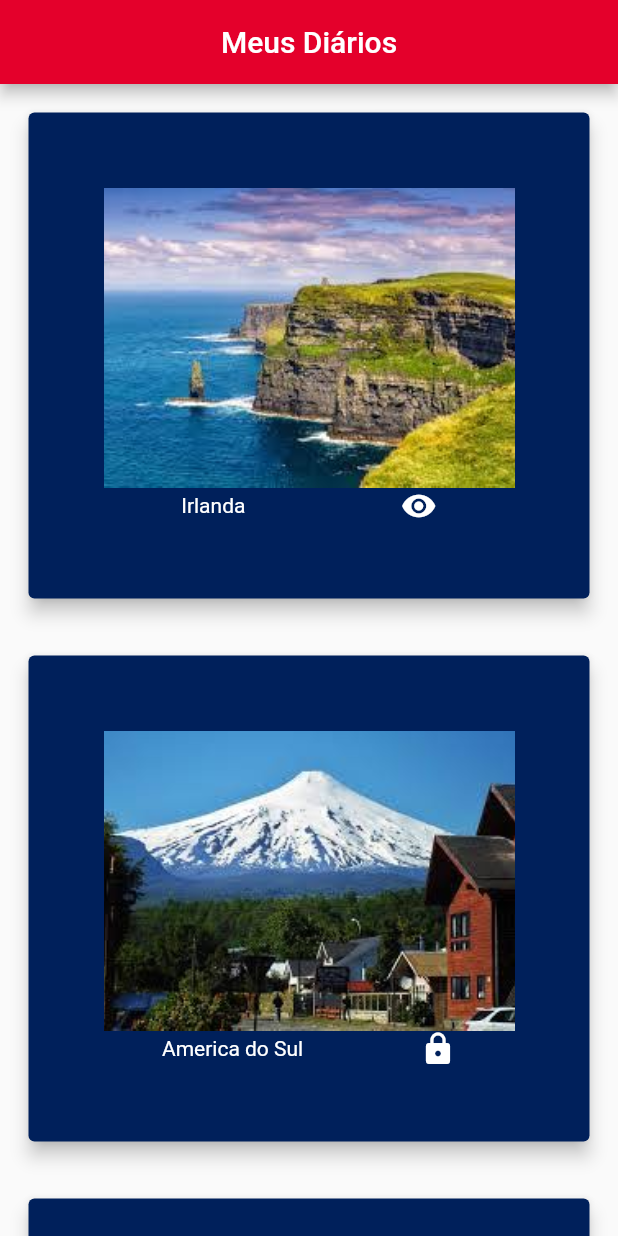
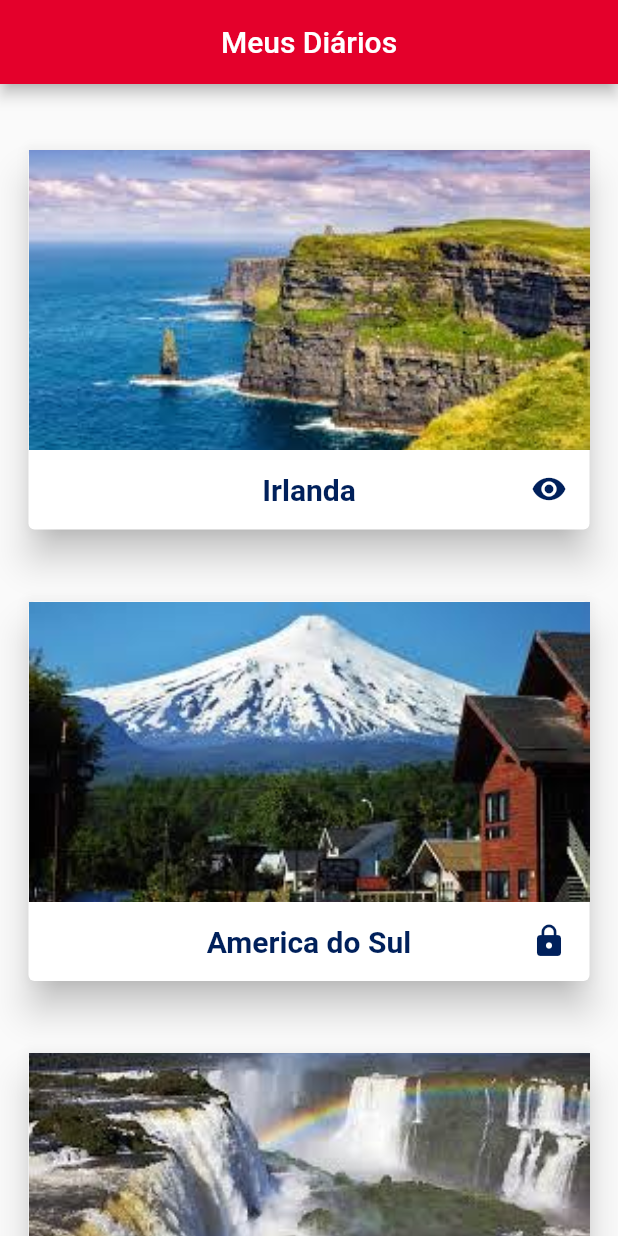
Before and after one commit to BrenoFischer/Travelog, a Flutter app: the MyDiariesScreen screen opened directly, on a phone screen of 412 x 824 dp. Run offline on Flutter 3.47's test engine with Material 2 defaults, Android fonts, the phone set to English and light mode, and no system bars.

Commit message:
estilizar my diaries card

```diff
--- a/lib/screens/my_diaries.dart
+++ b/lib/screens/my_diaries.dart
@@ -69,39 +69,65 @@ class DiaryCard extends StatelessWidget {
   final String title;
   final Image banner;
 
-  Icon visibilityIcon() {
+  Tooltip visibilityIcon() {
     return public
-        ? Icon(
+        ? Tooltip(
+            message: "O diário é público",
+            child: new Icon(
               Icons.remove_red_eye,
-            color: Colors.white,
+              color: secondaryColor,
+            ),
           )
-        : Icon(Icons.lock, color: Colors.white);
+        : Tooltip(
+            message: "O diário não é público",
+            child: new Icon(
+              Icons.lock,
+              color: secondaryColor,
+            ),
+          );
   }
 
   @override
   Widget build(BuildContext context) {
+    Widget titleSection = Padding(
+      padding: const EdgeInsets.all(15.0),
+      child: Text(
+        title,
+        style: TextStyle(
+          color: secondaryColor,
+          fontSize: 20,
+          fontWeight: FontWeight.bold,
+        ),
+      ),
+    );
+
     return Container(
-      margin: EdgeInsets.all(15),
+      margin: EdgeInsets.only(top: 40, left: 15, right: 15),
       child: Card(
-        elevation: 5,
-        color: secondaryColor,
-        child: Container(
-          padding: EdgeInsets.all(50),
-          child: Column(
+        elevation: 10,
+        color: Colors.white,
+        child: Stack(
+          alignment: Alignment.bottomRight,
           children: [
-              SizedBox(height: 200, child: banner),
+            Column(
+              children: [
+                SizedBox(
+                  height: 200,
+                  child: banner,
+                ),
                 Row(
                   mainAxisAlignment: MainAxisAlignment.spaceAround,
                   children: [
-                  Text(
-                    title,
-                    style: TextStyle(color: Colors.white),
-                  ),
-                  visibilityIcon(),
+                    titleSection,
                   ],
                 ),
               ],
             ),
+            Container(
+              margin: EdgeInsets.only(bottom: 15, right: 15),
+              child: visibilityIcon(),
+            ),
+          ],
         ),
       ),
     );
```
Lines whose indentation alone changed are shown as unchanged.
